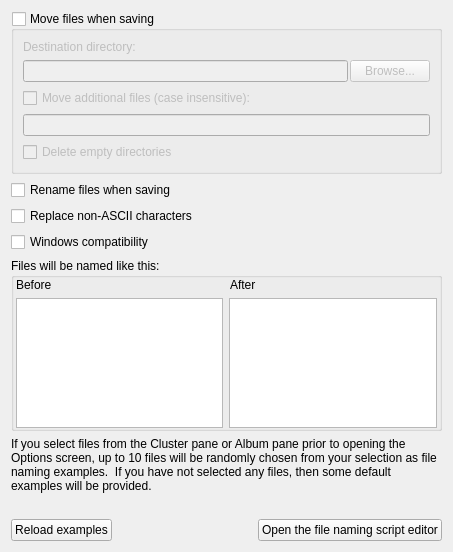
First picture: the form in ui/options_renaming.ui, repository metabrainz/picard, before the edit.
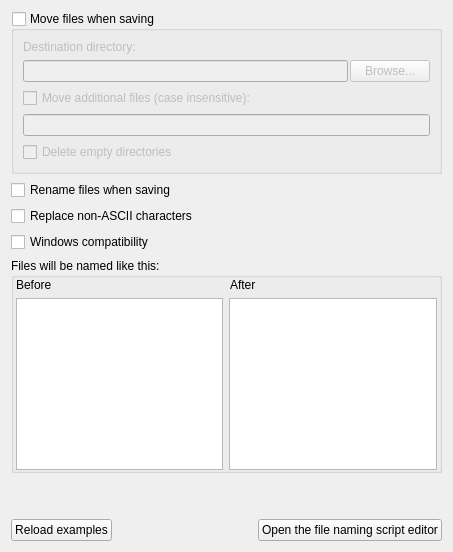
Second picture: the form after the edit.

Commit message: Set maximum examples, tooltip and usage notes as class properties.

```diff
--- a/ui/options_renaming.ui
+++ b/ui/options_renaming.ui
@@ -169,7 +169,7 @@
    <item>
     <widget class="QLabel" name="label_2">
      <property name="text">
-      <string>If you select files from the Cluster pane or Album pane prior to opening the Options screen, up to 10 files will be randomly chosen from your selection as file naming examples.  If you have not selected any files, then some default examples will be provided.</string>
+      <string/>
      </property>
      <property name="wordWrap">
       <bool>true</bool>
```
Left out of the diff: 2 changed lines with no effect on the pictures. The commit also changes 4 other files.
